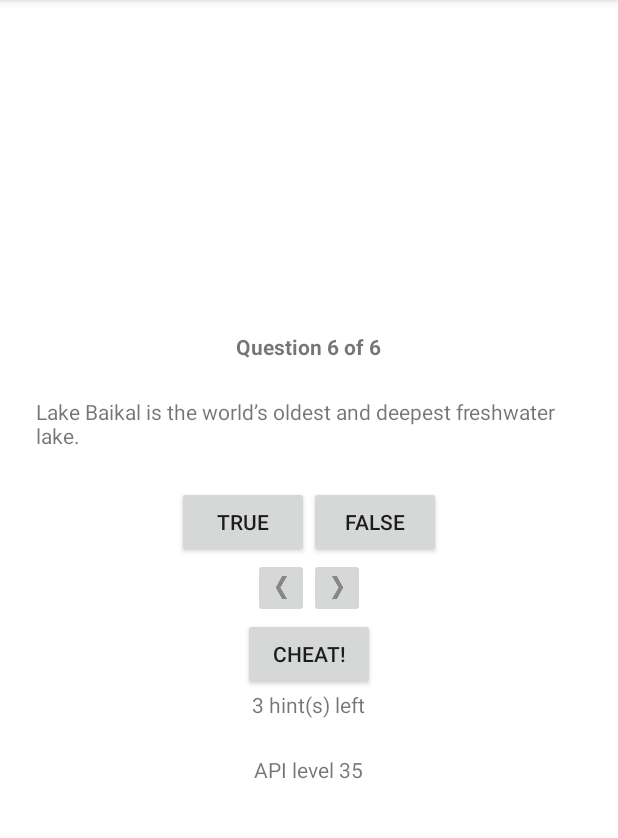
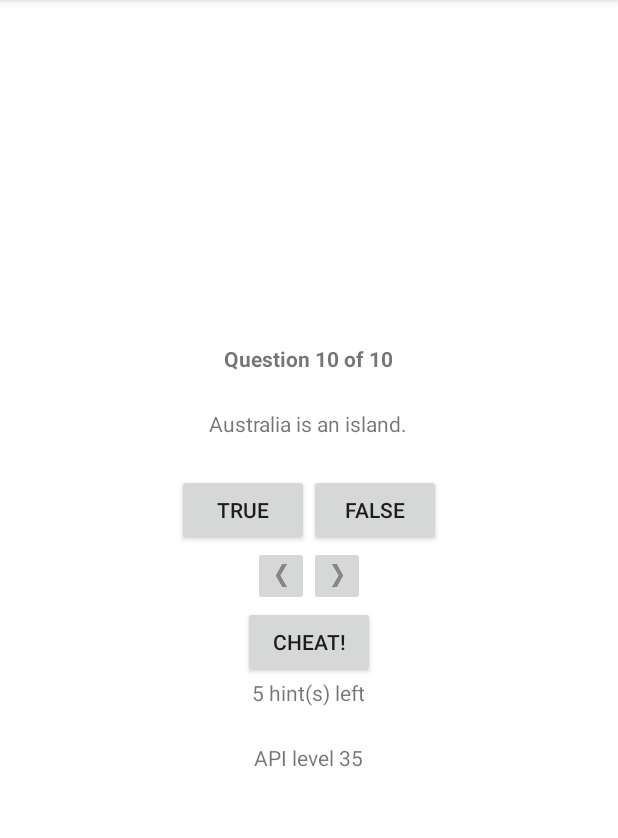
Before and after one commit to haferf1ocken/GeoQuiz, an Android app: the screen it shows after launch (QuizActivity), after a tap on "Prev", on a phone screen of 412 x 824 dp, the part 84-922 px from its top. Run offline under Robolectric (Android 15) with nearby library versions, the phone set to English and light mode, and no system bars; 1 other tap on this screen came first.

Commit message:
Увеличено количество вопросов

```diff
--- a/src/main/java/android/bignerdranch/com/QuizActivity.java
+++ b/src/main/java/android/bignerdranch/com/QuizActivity.java
@@ -47,6 +47,10 @@ public class QuizActivity extends AppCompatActivity {
             new Question(R.string.question_africa, false),
             new Question(R.string.question_americas, true),
             new Question(R.string.question_asia, true),
+            new Question(R.string.question_continents, true),
+            new Question(R.string.question_penguins, false),
+            new Question(R.string.question_asia, true),
+            new Question(R.string.question_island_australia, false)
     };
 
     private int mCurrentIndex = 0;
--- a/src/main/res/values/strings.xml
+++ b/src/main/res/values/strings.xml
@@ -10,6 +10,11 @@
         in the Americas.</string>
     <string name="question_asia">Lake Baikal is the world\’s oldest and deepest
         freshwater lake.</string>
+    <string name="question_continents">There are 6 continents on Earth.</string>
+    <string name="question_island_australia">Australia is an island.</string>
+    <string name="question_penguins">Penguins live at the North pole.</string>
+    <string name="question_day">A day is a consequence of the Earth\'s rotation around its
+        axis.</string>
     <string name="true_button">True</string>
     <string name="false_button">False</string>
     <string name="next_button">Next</string>
```
